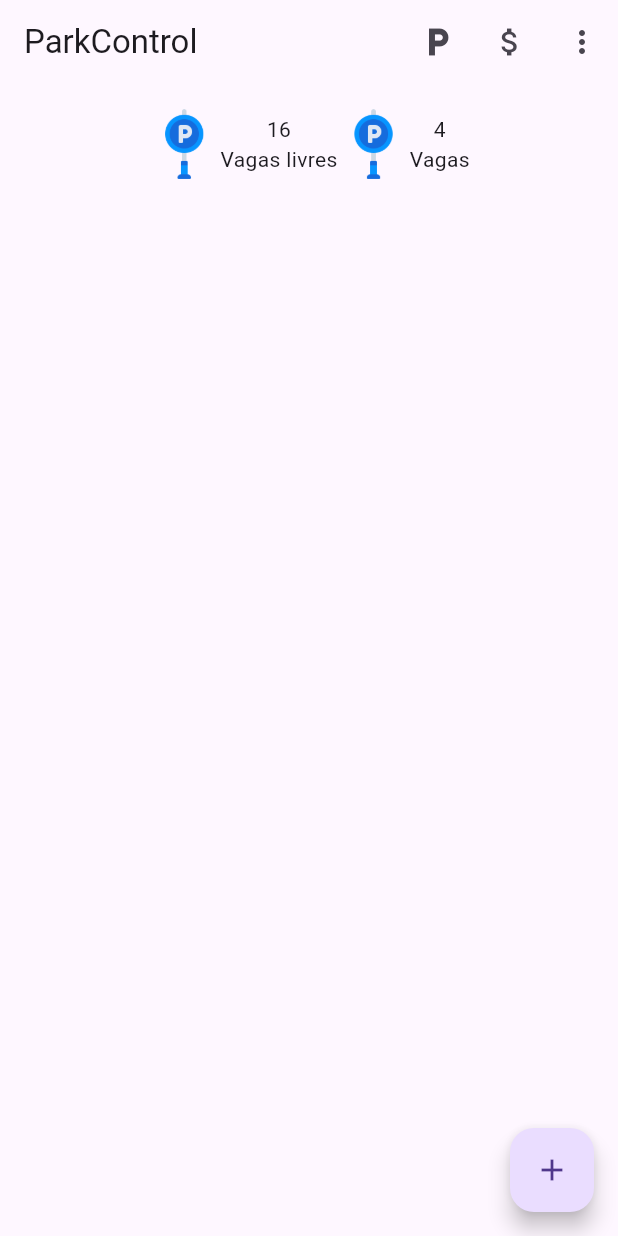
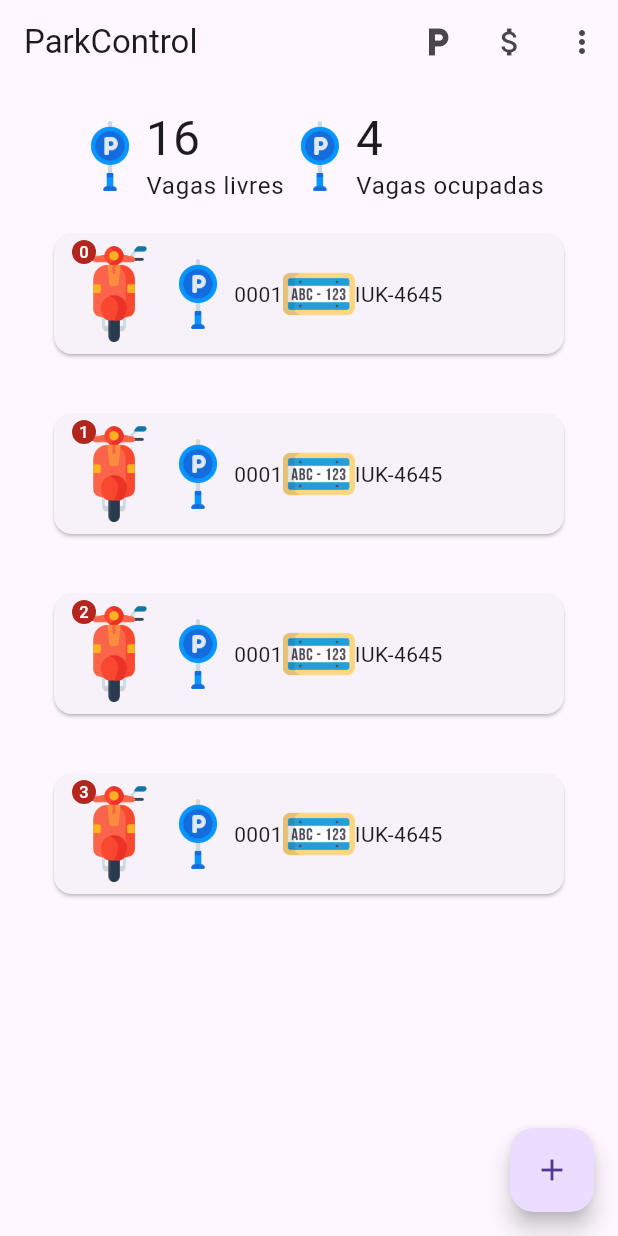
Before and after one commit to ProfessorAndersonChoren/appII_night_julio, a Flutter app: the screen it shows after launch, on a phone screen of 412 x 824 dp. Run offline on Flutter 3.47's test engine with Material 3 defaults, Android fonts, the phone set to English and light mode, and no system bars.

Commit message:
Projeto Parking - Lista de tickets

```diff
--- /dev/null
+++ b/parking/lib/model/ticket.dart
@@ -0,0 +1,25 @@
+import 'package:flutter/material.dart';
+import 'package:parking/model/vacancy.dart';
+import 'package:parking/model/vehicle.dart';
+
+class Ticket {
+  final int number;
+  final Vacancy vacancy;
+  final Vehicle vehicle;
+  final TimeOfDay entryTime;
+  TimeOfDay? departureTime;
+  double? amount;
+
+  Ticket({
+    required this.number,
+    required this.vacancy,
+    required this.vehicle,
+    required this.entryTime,
+    this.departureTime,
+    this.amount,
+  }) {
+    if (vehicle.vehicleType != vacancy.vehicleType) {
+      throw ArgumentError('Tipo de vaga incompatível com o veículo!!!');
+    }
+  }
+}
--- /dev/null
+++ b/parking/lib/model/vacancy.dart
@@ -0,0 +1,18 @@
+import 'package:parking/model/vehicle_type.dart';
+
+class Vacancy {
+  final int number;
+  final String description;
+  final VehicleType vehicleType;
+
+  Vacancy({
+    required this.number,
+    required this.description,
+    required this.vehicleType,
+  });
+
+  @override
+  String toString() {
+    return number.toString().padLeft(4, '0');
+  }
+}
--- /dev/null
+++ b/parking/lib/model/vehicle.dart
@@ -0,0 +1,21 @@
+import 'package:parking/model/vehicle_type.dart';
+
+class Vehicle {
+  final String licensePlate;
+  final String brand;
+  final String model;
+  final VehicleType vehicleType;
+  String? color;
+  int? yearOfManufacture;
+  int? yearOfModel;
+
+  Vehicle({
+    required this.licensePlate,
+    required this.brand,
+    required this.model,
+    required this.vehicleType,
+    this.color,
+    this.yearOfManufacture,
+    this.yearOfModel,
+  });
+}
--- /dev/null
+++ b/parking/lib/model/vehicle_type.dart
@@ -0,0 +1,4 @@
+enum VehicleType {
+  motorcycle,
+  car,
+}
--- /dev/null
+++ b/parking/lib/screens/home/components/ticket_card.dart
@@ -0,0 +1,48 @@
+import 'package:flutter/material.dart';
+import 'package:parking/model/ticket.dart';
+
+class TicketCard extends StatelessWidget {
+  final Ticket ticket;
+  final int index;
+  const TicketCard({
+    super.key,
+    required this.ticket,
+    required this.index,
+  });
+
+  @override
+  Widget build(BuildContext context) {
+    return Padding(
+      padding: const EdgeInsets.all(16),
+      child: Card(
+        child: Padding(
+          padding: const EdgeInsets.all(8),
+          child: Row(
+            children: [
+              Badge(
+                label: Text(index.toString()),
+                alignment: Alignment.topLeft,
+                child: Image.asset(
+                  'assets/images/motorcycle.png',
+                  width: 64,
+                ),
+              ),
+              Image.asset(
+                'assets/images/parking.png',
+                width: 48,
+              ),
+              Text(
+                ticket.vacancy.toString(),
+              ),
+              Image.asset(
+                'assets/images/plate.png',
+                width: 48,
+              ),
+              Text(ticket.vehicle.licensePlate),
+            ],
+          ),
+        ),
+      ),
+    );
+  }
+}
--- a/parking/lib/screens/home/home.dart
+++ b/parking/lib/screens/home/home.dart
@@ -1,4 +1,9 @@
 import 'package:flutter/material.dart';
+import 'package:parking/model/ticket.dart';
+import 'package:parking/model/vacancy.dart';
+import 'package:parking/model/vehicle.dart';
+import 'package:parking/model/vehicle_type.dart';
+import 'package:parking/screens/home/components/ticket_card.dart';
 import 'package:parking/screens/shared/custom_appbar.dart';
 
 class Home extends StatelessWidget {
@@ -6,6 +11,25 @@ class Home extends StatelessWidget {
 
   @override
   Widget build(BuildContext context) {
+    var vacancy = Vacancy(
+      number: 1,
+      description: 'Vaga 0001',
+      vehicleType: VehicleType.motorcycle,
+    );
+    var moto = Vehicle(
+      licensePlate: 'IUK-4645',
+      brand: 'Honda',
+      model: 'YBR-125 Titan',
+      vehicleType: VehicleType.motorcycle,
+    );
+
+    var ticket = Ticket(
+      number: 124,
+      vacancy: vacancy,
+      vehicle: moto,
+      entryTime: TimeOfDay.now(),
+    );
+
     return Scaffold(
       appBar: customAppBar('ParkControl'),
       floatingActionButton: FloatingActionButton(
@@ -24,23 +48,46 @@ class Home extends StatelessWidget {
                   'assets/images/parking.png',
                   width: 48,
                 ),
-                const Column(
+                Column(
+                  crossAxisAlignment: CrossAxisAlignment.start,
                   children: [
-                    Text('16'),
-                    Text('Vagas livres'),
+                    Text(
+                      '16',
+                      style: Theme.of(context).textTheme.headlineLarge,
+                    ),
+                    Text(
+                      'Vagas livres',
+                      style: Theme.of(context).textTheme.bodyLarge,
+                    ),
                   ],
                 ),
                 Image.asset(
                   'assets/images/parking.png',
                   width: 48,
                 ),
-                const Column(
+                Column(
+                  crossAxisAlignment: CrossAxisAlignment.start,
                   children: [
-                    Text('4'),
-                    Text('Vagas'),
+                    Text(
+                      '4',
+                      style: Theme.of(context).textTheme.headlineLarge,
+                    ),
+                    Text(
+                      'Vagas ocupadas',
+                      style: Theme.of(context).textTheme.bodyLarge,
+                    ),
                   ],
                 ),
               ],
+            ),
+            Expanded(
+              child: ListView.builder(
+                itemCount: 4,
+                itemBuilder: (context, index) => TicketCard(
+                  index: index,
+                  ticket: ticket,
+                ),
+              ),
             ),
           ],
         ),
```
